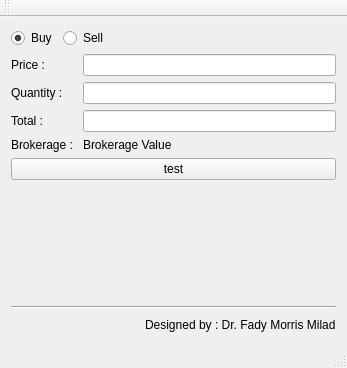
FadyMorris/stock-calculator, file stockcalculator.ui: the form before one commit.
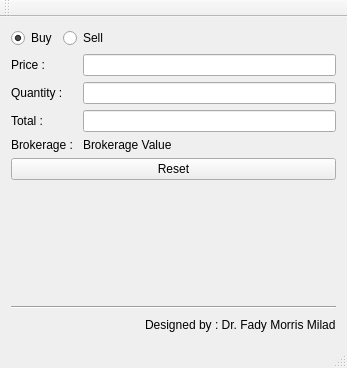
The form after the commit.

What changed in the file:
```diff
--- a/stockcalculator.ui
+++ b/stockcalculator.ui
@@ -103,7 +103,7 @@
     <item>
      <widget class="QPushButton" name="pushButton">
       <property name="text">
-       <string>test</string>
+       <string>Reset</string>
       </property>
      </widget>
     </item>
```
Left out of the diff: 18 changed lines with no effect on the pictures.
